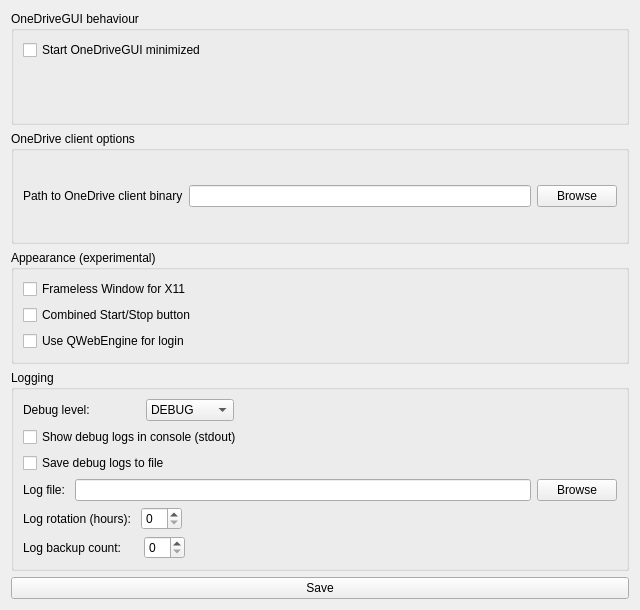
Qt form src/ui/gui_settings_window.ui (bpozdena/OneDriveGUI) before a commit.
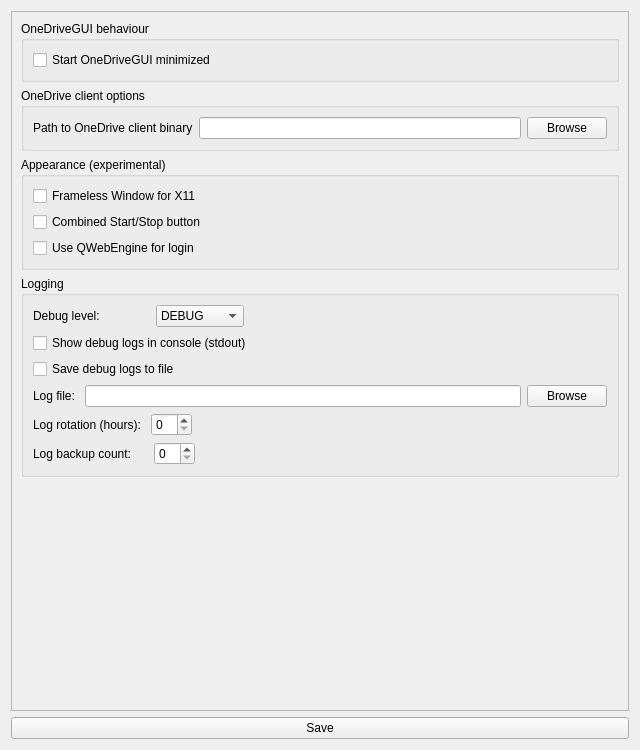
The same form after that commit.

Commit message: Add scrollbar in GUI Setting window

The edit to the form file:
```diff
--- a/src/ui/gui_settings_window.ui
+++ b/src/ui/gui_settings_window.ui
@@ -7,7 +7,7 @@
     <x>0</x>
     <y>0</y>
     <width>640</width>
-    <height>610</height>
+    <height>750</height>
    </rect>
   </property>
   <property name="windowTitle">
@@ -15,7 +15,20 @@
   </property>
   <layout class="QVBoxLayout" name="verticalLayout_2">
    <item>
-    <layout class="QVBoxLayout" name="verticalLayout">
+    <widget class="QScrollArea" name="scrollArea">
+     <property name="widgetResizable">
+      <bool>true</bool>
+     </property>
+     <widget class="QWidget" name="scrollAreaWidgetContents">
+      <property name="geometry">
+       <rect>
+        <x>0</x>
+        <y>0</y>
+        <width>620</width>
+        <height>691</height>
+       </rect>
+      </property>
+      <layout class="QVBoxLayout" name="verticalLayout_5">
      <item>
       <widget class="QGroupBox" name="groupBox">
        <property name="title">
@@ -36,8 +49,6 @@
        </layout>
       </widget>
      </item>
-    </layout>
-   </item>
    <item>
     <widget class="QGroupBox" name="groupBox_4">
      <property name="title">
@@ -141,7 +152,7 @@
         <item>
          <spacer name="horizontalSpacer_3">
           <property name="orientation">
-           <enum>Qt::Horizontal</enum>
+               <enum>Qt::Orientation::Horizontal</enum>
           </property>
           <property name="sizeHint" stdset="0">
            <size>
@@ -207,7 +218,7 @@
         <item>
          <spacer name="horizontalSpacer">
           <property name="orientation">
-           <enum>Qt::Horizontal</enum>
+               <enum>Qt::Orientation::Horizontal</enum>
           </property>
           <property name="sizeHint" stdset="0">
            <size>
@@ -234,7 +245,7 @@
         <item>
          <spacer name="horizontalSpacer_2">
           <property name="orientation">
-           <enum>Qt::Horizontal</enum>
+               <enum>Qt::Orientation::Horizontal</enum>
           </property>
           <property name="sizeHint" stdset="0">
            <size>
@@ -248,6 +259,26 @@
       </item>
      </layout>
     </widget>
+       </item>
+       <item>
+        <spacer name="verticalSpacer">
+         <property name="orientation">
+          <enum>Qt::Orientation::Vertical</enum>
+         </property>
+         <property name="sizeHint" stdset="0">
+          <size>
+           <width>20</width>
+           <height>40</height>
+          </size>
+         </property>
+        </spacer>
+       </item>
+      </layout>
+     </widget>
+    </widget>
+   </item>
+   <item>
+    <layout class="QVBoxLayout" name="verticalLayout"/>
    </item>
    <item>
     <widget class="QPushButton" name="pushButton_save">
```
Lines whose indentation alone changed are shown as unchanged. The commit also changes 1 other file.
